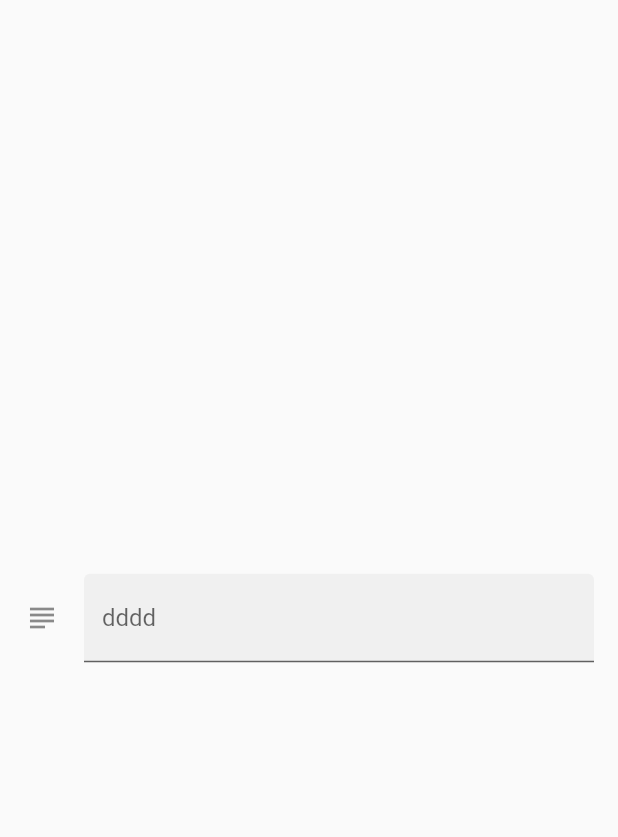
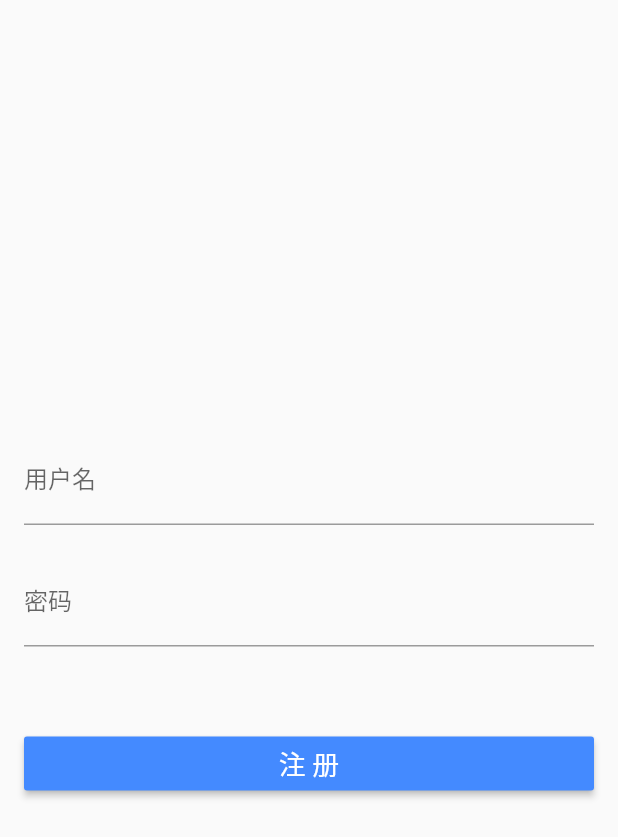
Before and after one commit to anhengchangyua/zy_flutter, a Flutter app: the screen it shows after launch, on a phone screen of 412 x 824 dp. Shown: the top 837 px of the screen. Run offline on Flutter 3.47's test engine with Material 2 defaults, Android fonts, the phone set to English and light mode, and no system bars.

Commit message:
form add

```diff
--- a/lib/demo/form_demo.dart
+++ b/lib/demo/form_demo.dart
@@ -10,9 +10,90 @@ class FormDemo extends StatelessWidget {
           padding: EdgeInsets.all(16.0),
           child: Column(
             mainAxisAlignment: MainAxisAlignment.center,
-            children: <Widget>[TextFieldDemo()],
+            children: <Widget>[RegisterDemo()],
           ),
         ),
+      ),
+    );
+  }
+}
+
+class RegisterDemo extends StatefulWidget {
+  @override
+  _RegisterDemoState createState() => _RegisterDemoState();
+}
+
+class _RegisterDemoState extends State<RegisterDemo> {
+  final registerFormKey = GlobalKey<FormState>();
+  String username, password;
+  bool autovalidate = false;
+  void handleSave() {
+    if (registerFormKey.currentState.validate()) {
+      registerFormKey.currentState.save();
+      debugPrint('$username');
+      debugPrint('$password');
+      Scaffold.of(context).showSnackBar(SnackBar(
+        content: Text('注册中...'),
+      ));
+    } else {
+      setState(() {
+        autovalidate = true;
+      });
+    }
+  }
+
+  String validateUsername(value) {
+    if (value.isEmpty) {
+      return '用户名不能为空';
+    }
+    return null;
+  }
+
+  String validatePassword(value) {
+    if (value.isEmpty) {
+      return '密码不能为空';
+    }
+    return null;
+  }
+
+  @override
+  Widget build(BuildContext context) {
+    return Form(
+      key: registerFormKey,
+      child: Column(
+        children: <Widget>[
+          TextFormField(
+            decoration: InputDecoration(labelText: '用户名', helperText: ''),
+            onSaved: (value) {
+              username = value;
+            },
+            autovalidate: autovalidate,
+            validator: validateUsername,
+          ),
+          TextFormField(
+            decoration: InputDecoration(labelText: '密码', helperText: ''),
+            obscureText: true, //不展示密码
+            autovalidate: autovalidate,
+            onSaved: (value) {
+              password = value;
+            },
+            validator: validatePassword,
+          ),
+          SizedBox(
+            height: 32.0,
+          ),
+          Container(
+            width: double.infinity,
+            child: RaisedButton(
+              child: Text(
+                '注 册',
+                style: TextStyle(color: Colors.white, fontSize: 18.0),
+              ),
+              color: Colors.blueAccent,
+              onPressed: handleSave,
+            ),
+          )
+        ],
       ),
     );
   }
```
